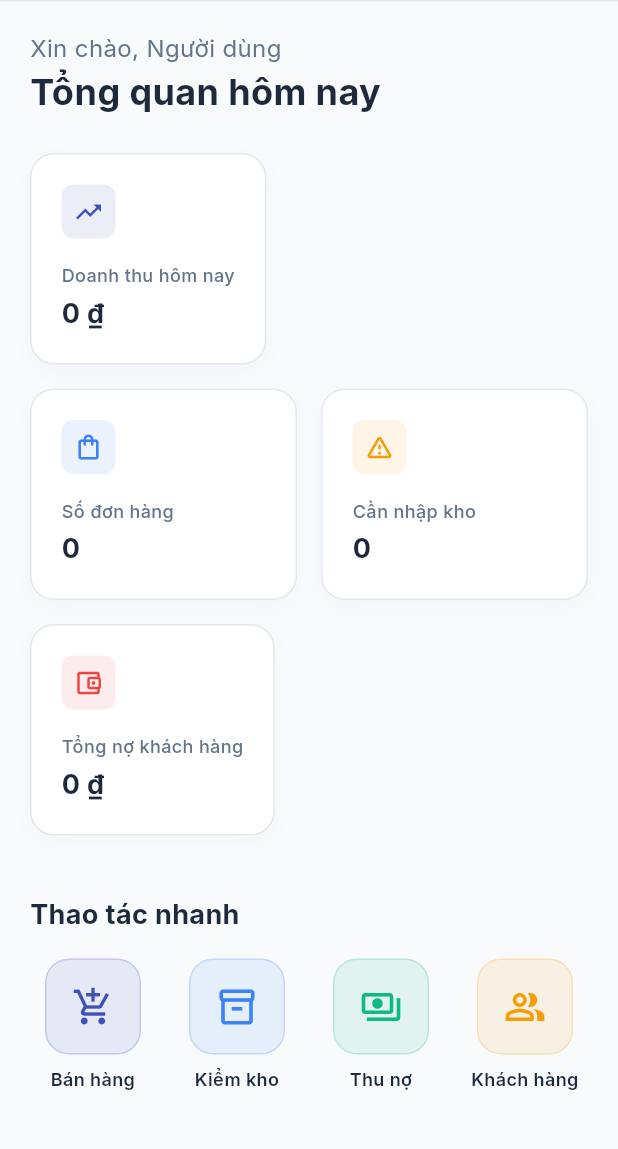
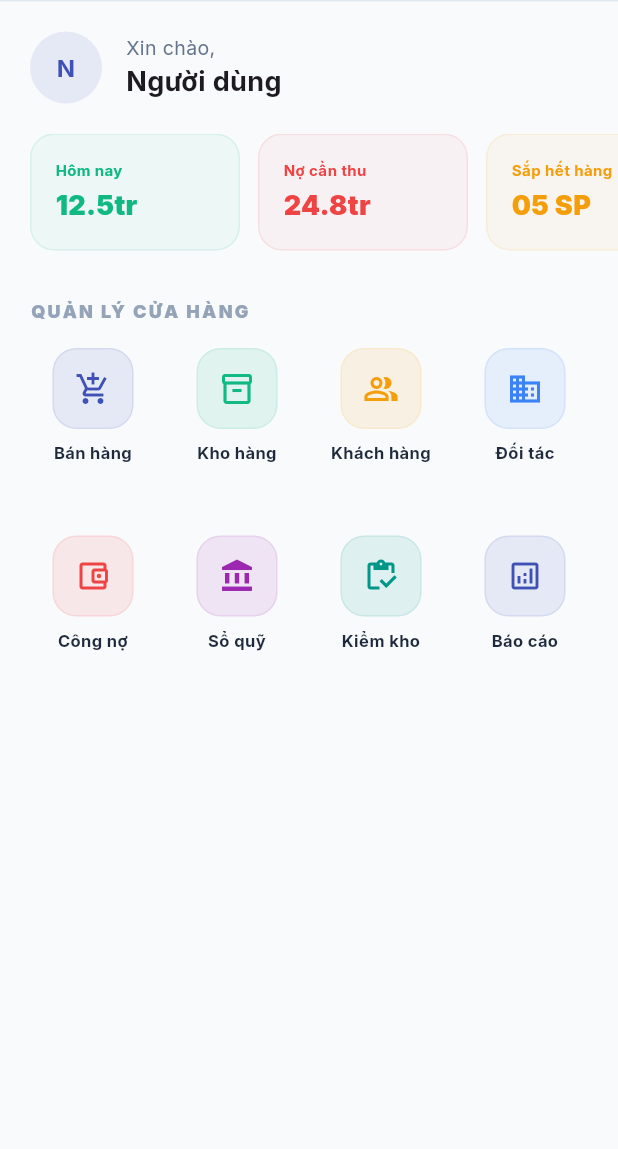
Before and after one commit to DanielNguyen999/CNPM, a Flutter app: the DashboardScreen screen opened by its route, on a phone screen of 412 x 824 dp, the part 84-1233 px from its top. Run offline on Flutter 3.47's test engine with Material 3 defaults, Android fonts, the phone set to English and light mode, and no system bars; drawn by our look-alikes of flutter_animate; our stand-ins replace dio, flutter_secure_storage, fluttertoast, google_fonts, jwt_decoder, shared_preferences; accounts and stored records are empty; network calls fail; statements that could not run were skipped.

Commit message:
feat(mobile): complete full ERP suite migration from web to mobile

```diff
--- a/frontend/mobile/lib/app.dart
+++ b/frontend/mobile/lib/app.dart
@@ -25,6 +25,9 @@ import 'screens/orders/order_list_screen.dart';
 import 'screens/orders/order_detail_screen.dart';
 import 'screens/reports/reports_screen.dart';
 import 'screens/profile/profile_screen.dart';
+import 'screens/suppliers/supplier_list_screen.dart';
+import 'screens/cashbook/cashbook_screen.dart';
+import 'screens/inventory_adjustment/inventory_adjustment_screen.dart';
 
 class BizFlowApp extends StatelessWidget {
   final ApiClient apiClient;
@@ -104,6 +107,9 @@ class BizFlowApp extends StatelessWidget {
               '/orders': (context) => const OrderListScreen(),
               '/reports': (context) => const ReportsScreen(),
               '/profile': (context) => const ProfileScreen(),
+              '/suppliers': (context) => const SupplierListScreen(),
+              '/cashbook': (context) => const CashbookScreen(),
+              '/adjustment': (context) => const InventoryAdjustmentScreen(),
             },
             onGenerateRoute: (settings) {
               if (settings.name == AppRoutes.debtDetail) {
--- a/frontend/mobile/lib/screens/dashboard/dashboard_screen.dart
+++ b/frontend/mobile/lib/screens/dashboard/dashboard_screen.dart
@@ -1,17 +1,17 @@
 import 'package:flutter/material.dart';
-import 'dart:async';
 import 'package:provider/provider.dart';
-import 'package:fluttertoast/fluttertoast.dart';
 import '../../core/auth/auth_state.dart';
-import '../../core/constants/app_colors.dart';
-import '../../core/constants/app_routes.dart';
-import '../../core/utils/formatters.dart';
 import '../../services/reports_service.dart';
 import '../../services/sse_service.dart';
 import '../../widgets/common/app_scaffold.dart';
 import '../../widgets/dashboard/notification_bell.dart';
 import '../orders/order_list_screen.dart';
 import '../reports/reports_screen.dart';
+import '../../core/constants/app_colors.dart';
+import '../../core/constants/app_routes.dart';
+import '../../models/dashboard_stats.dart';
+import '../inventory/inventory_screen.dart';
+import '../debts/debt_collection_screen.dart';
 
 class DashboardScreen extends StatefulWidget {
   const DashboardScreen({super.key});
@@ -22,50 +22,13 @@ class DashboardScreen extends StatefulWidget {
 
 class _DashboardScreenState extends State<DashboardScreen> {
   double _todayRevenue = 0;
-  int _todayOrdersCount = 0;
   double _totalDebt = 0;
   int _lowStockCount = 0;
-  StreamSubscription? _sseSubscription;
 
   @override
   void initState() {
     super.initState();
     _loadStats();
-
-    // Setup SSE listener
-    WidgetsBinding.instance.addPostFrameCallback((_) {
-      final sseService = Provider.of<SSEService>(context, listen: false);
-      _sseSubscription = sseService.events.listen((event) {
-        final type = event['type'];
-        final payload = event['payload'];
-
-        if (type == 'ORDER_CREATED') {
-          Fluttertoast.showToast(
-            msg:
-                "Đơn hàng mới: ${payload['order_code']} - ${AppFormatters.formatCurrency(payload['total_amount'])}",
-            backgroundColor: AppColors.primary,
-            textColor: Colors.white,
-            gravity: ToastGravity.TOP,
-          );
-          _loadStats();
-        } else if (type == 'DEBT_REPAID') {
-          Fluttertoast.showToast(
-            msg:
-                "Thanh toán công nợ: ${AppFormatters.formatCurrency(payload['payment_amount'])}",
-            backgroundColor: AppColors.success,
-            textColor: Colors.white,
-            gravity: ToastGravity.TOP,
-          );
-          _loadStats();
-        }
-      });
-    });
-  }
-
-  @override
-  void dispose() {
-    _sseSubscription?.cancel();
-    super.dispose();
   }
 
   Future<void> _loadStats() async {
@@ -73,15 +36,13 @@ class _DashboardScreenState extends State<DashboardScreen> {
       final reportsService =
           Provider.of<ReportsService>(context, listen: false);
       final stats = await reportsService.getDashboardStats();
-
       setState(() {
         _todayRevenue = stats.todayRevenue;
-        _todayOrdersCount = stats.todayOrdersCount;
         _totalDebt = stats.totalDebtPending;
         _lowStockCount = stats.lowStockCount;
       });
     } catch (e) {
-      // Silent error or toast
+      // Silent
     }
   }
 
@@ -115,113 +76,25 @@ class _DashboardScreenState extends State<DashboardScreen> {
         onRefresh: _loadStats,
         child: SingleChildScrollView(
           physics: const AlwaysScrollableScrollPhysics(),
-          padding: const EdgeInsets.all(20),
           child: Column(
             crossAxisAlignment: CrossAxisAlignment.start,
             children: [
-              Text(
-                "Xin chào, ${user?.fullName ?? 'Người dùng'}",
-                style: const TextStyle(
-                  fontSize: 16,
-                  color: AppColors.textSecondary,
-                ),
-              ),
-              const Text(
-                "Tổng quan hôm nay",
-                style: TextStyle(
-                  fontSize: 24,
-                  fontWeight: FontWeight.bold,
-                  color: AppColors.textPrimary,
-                ),
-              ),
-              const SizedBox(height: 24),
-
-              // Revenue Card
-              _buildStatCard(
-                "Doanh thu hôm nay",
-                AppFormatters.formatCurrency(_todayRevenue),
-                Icons.trending_up,
-                AppColors.primary,
+              _buildModernHeader(user?.fullName ?? "Người dùng"),
+              const SizedBox(height: 20),
+              _buildStatsSection(),
+              const SizedBox(height: 32),
+              const Padding(
+                padding: EdgeInsets.symmetric(horizontal: 20),
+                child: Text("QUẢN LÝ CỬA HÀNG",
+                    style: TextStyle(
+                        fontSize: 12,
+                        fontWeight: FontWeight.w900,
+                        color: AppColors.slate400,
+                        letterSpacing: 1.5)),
               ),
               const SizedBox(height: 16),
-
-              Row(
-                children: [
-                  Expanded(
-                    child: _buildStatCard(
-                      "Số đơn hàng",
-                      _todayOrdersCount.toString(),
-                      Icons.shopping_bag_outlined,
-                      AppColors.info,
-                    ),
-                  ),
-                  const SizedBox(width: 16),
-                  Expanded(
-                    child: _buildStatCard(
-                      "Cần nhập kho",
-                      _lowStockCount.toString(),
-                      Icons.warning_amber_rounded,
-                      AppColors.warning,
-                    ),
-                  ),
-                ],
-              ),
-              const SizedBox(height: 16),
-              _buildStatCard(
-                "Tổng nợ khách hàng",
-                AppFormatters.formatCurrency(_totalDebt),
-                Icons.account_balance_wallet_outlined,
-                AppColors.error,
-              ),
-
+              _buildFullServiceGrid(),
               const SizedBox(height: 40),
-              const Text(
-                "Thao tác nhanh",
-                style: TextStyle(
-                  fontSize: 18,
-                  fontWeight: FontWeight.bold,
-                  color: AppColors.textPrimary,
-                ),
-              ),
-              const SizedBox(height: 16),
-
-              GridView.count(
-                shrinkWrap: true,
-                physics: const NeverScrollableScrollPhysics(),
-                crossAxisCount: 4,
-                mainAxisSpacing: 12,
-                crossAxisSpacing: 12,
-                children: [
-                  _buildActionButton(
-                    context,
-                    "Bán hàng",
-                    Icons.add_shopping_cart,
-                    AppColors.primary,
-                    AppRoutes.pos,
-                  ),
-                  _buildActionButton(
-                    context,
-                    "Kiểm kho",
-                    Icons.inventory_2_outlined,
-                    AppColors.info,
-                    AppRoutes.inventory,
-                  ),
-                  _buildActionButton(
-                    context,
-                    "Thu nợ",
-                    Icons.payments_outlined,
-                    AppColors.success,
-                    AppRoutes.debts,
-                  ),
-                  _buildActionButton(
-                    context,
-                    "Khách hàng",
-                    Icons.people_alt_outlined,
-                    AppColors.warning,
-                    '/customers', // Sẽ định nghĩa trong app.dart sau
-                  ),
-                ],
-              ),
             ],
           ),
         ),
@@ -229,87 +102,132 @@ class _DashboardScreenState extends State<DashboardScreen> {
     );
   }
 
-  Widget _buildStatCard(
-      String title, String value, IconData icon, Color color) {
+  Widget _buildModernHeader(String name) {
     return Container(
-      padding: const EdgeInsets.all(20),
-      decoration: BoxDecoration(
-        color: Colors.white,
-        borderRadius: BorderRadius.circular(16),
-        border: Border.all(color: AppColors.slate200),
-        boxShadow: [
-          BoxShadow(
-            color: Colors.black.withOpacity(0.02),
-            blurRadius: 10,
-            offset: const Offset(0, 4),
+      padding: const EdgeInsets.fromLTRB(20, 20, 20, 0),
+      child: Row(
+        children: [
+          CircleAvatar(
+            radius: 24,
+            backgroundColor: AppColors.primary.withOpacity(0.1),
+            child: Text(name[0].toUpperCase(),
+                style: const TextStyle(
+                    color: AppColors.primary, fontWeight: FontWeight.bold)),
           ),
-        ],
-      ),
-      child: Column(
-        crossAxisAlignment: CrossAxisAlignment.start,
-        children: [
-          Container(
-            padding: const EdgeInsets.all(8),
-            decoration: BoxDecoration(
-              color: color.withOpacity(0.1),
-              borderRadius: BorderRadius.circular(8),
-            ),
-            child: Icon(icon, color: color, size: 20),
-          ),
-          const SizedBox(height: 16),
-          Text(
-            title,
-            style: const TextStyle(
-              fontSize: 12,
-              color: AppColors.textSecondary,
-              fontWeight: FontWeight.w500,
-            ),
-          ),
-          const SizedBox(height: 4),
-          Text(
-            value,
-            style: const TextStyle(
-              fontSize: 18,
-              fontWeight: FontWeight.bold,
-              color: AppColors.textPrimary,
-            ),
+          const SizedBox(width: 16),
+          Column(
+            crossAxisAlignment: CrossAxisAlignment.start,
+            children: [
+              const Text("Xin chào,",
+                  style:
+                      TextStyle(color: AppColors.textSecondary, fontSize: 13)),
+              Text(name,
+                  style: const TextStyle(
+                      fontSize: 18, fontWeight: FontWeight.bold)),
+            ],
           ),
         ],
       ),
     );
   }
 
-  Widget _buildActionButton(
-    BuildContext context,
-    String label,
-    IconData icon,
-    Color color,
-    String route,
-  ) {
+  Widget _buildStatsSection() {
+    return SingleChildScrollView(
+      scrollDirection: Axis.horizontal,
+      padding: const EdgeInsets.symmetric(horizontal: 20),
+      child: Row(
+        children: [
+          _buildCompactStat("Hôm nay", "12.5tr", AppColors.success),
+          const SizedBox(width: 12),
+          _buildCompactStat("Nợ cần thu", "24.8tr", AppColors.error),
+          const SizedBox(width: 12),
+          _buildCompactStat("Sắp hết hàng", "05 SP", AppColors.warning),
+        ],
+      ),
+    );
+  }
+
+  Widget _buildCompactStat(String label, String value, Color color) {
+    return Container(
+      width: 140,
+      padding: const EdgeInsets.all(16),
+      decoration: BoxDecoration(
+        color: color.withOpacity(0.05),
+        borderRadius: BorderRadius.circular(16),
+        border: Border.all(color: color.withOpacity(0.1)),
+      ),
+      child: Column(
+        crossAxisAlignment: CrossAxisAlignment.start,
+        children: [
+          Text(label,
+              style: TextStyle(
+                  fontSize: 10, color: color, fontWeight: FontWeight.bold)),
+          const SizedBox(height: 4),
+          Text(value,
+              style: TextStyle(
+                  fontSize: 18, fontWeight: FontWeight.w900, color: color)),
+        ],
+      ),
+    );
+  }
+
+  Widget _buildFullServiceGrid() {
+    return Padding(
+      padding: const EdgeInsets.symmetric(horizontal: 20),
+      child: GridView.count(
+        shrinkWrap: true,
+        physics: const NeverScrollableScrollPhysics(),
+        crossAxisCount: 4,
+        mainAxisSpacing: 20,
+        crossAxisSpacing: 12,
+        childAspectRatio: 0.8,
+        children: [
+          _buildGridItem("Bán hàng", Icons.add_shopping_cart, AppColors.primary,
+              AppRoutes.pos),
+          _buildGridItem("Kho hàng", Icons.inventory_2_outlined,
+              AppColors.success, AppRoutes.inventory),
+          _buildGridItem("Khách hàng", Icons.people_alt_outlined,
+              AppColors.warning, '/customers'),
+          _buildGridItem(
+              "Đối tác", Icons.business_outlined, AppColors.info, '/suppliers'),
+          _buildGridItem("Công nợ", Icons.account_balance_wallet_outlined,
+              AppColors.error, AppRoutes.debts),
+          _buildGridItem(
+              "Sổ quỹ", Icons.account_balance, Colors.purple, '/cashbook'),
+          _buildGridItem(
+              "Kiểm kho", Icons.inventory_outlined, Colors.teal, '/adjustment'),
+          _buildGridItem(
+              "Báo cáo", Icons.analytics_outlined, Colors.indigo, '/reports'),
+        ],
+      ),
+    );
+  }
+
+  Widget _buildGridItem(
+      String label, IconData icon, Color color, String route) {
     return InkWell(
       onTap: () => Navigator.pushNamed(context, route),
       borderRadius: BorderRadius.circular(16),
       child: Column(
         children: [
           Container(
-            width: 64,
-            height: 64,
+            width: 54,
+            height: 54,
             decoration: BoxDecoration(
               color: color.withOpacity(0.1),
               borderRadius: BorderRadius.circular(16),
-              border: Border.all(color: color.withOpacity(0.2)),
+              border: Border.all(color: color.withOpacity(0.1)),
             ),
-            child: Icon(icon, color: color, size: 28),
+            child: Icon(icon, color: color, size: 24),
           ),
           const SizedBox(height: 8),
           Text(
             label,
+            textAlign: TextAlign.center,
             style: const TextStyle(
-              fontSize: 12,
-              fontWeight: FontWeight.w600,
-              color: AppColors.textPrimary,
-            ),
-            textAlign: TextAlign.center,
+                fontSize: 11,
+                fontWeight: FontWeight.bold,
+                color: AppColors.textPrimary),
           ),
         ],
       ),
```
Also changed, not shown: frontend/mobile/lib/screens/cashbook/cashbook_screen.dart (added, +130 -0 lines), frontend/mobile/lib/screens/inventory_adjustment/inventory_adjustment_screen.dart (added, +95 -0 lines), frontend/mobile/lib/screens/suppliers/supplier_list_screen.dart (added, +162 -0 lines).
